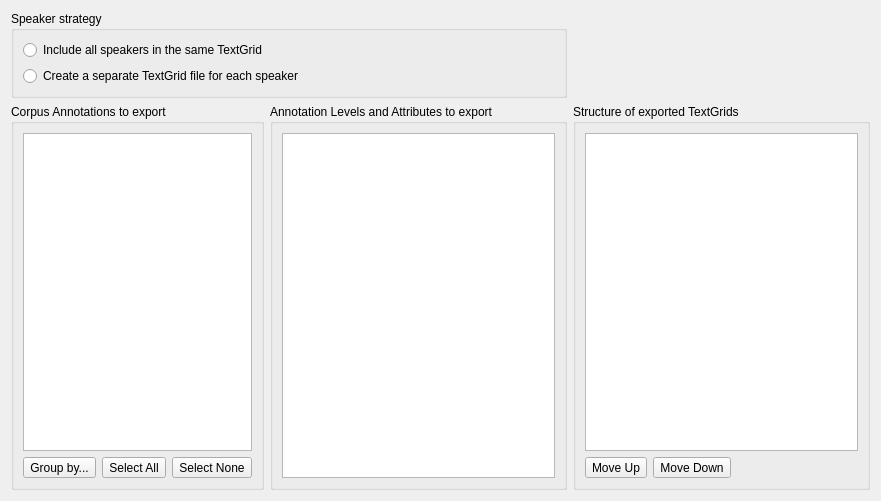
This is app/corpus/exportannotations/ExportAnnotationsWizardPraatPage.ui in praaline/Praaline as Qt 5 draws it before an edit. The edited form follows.
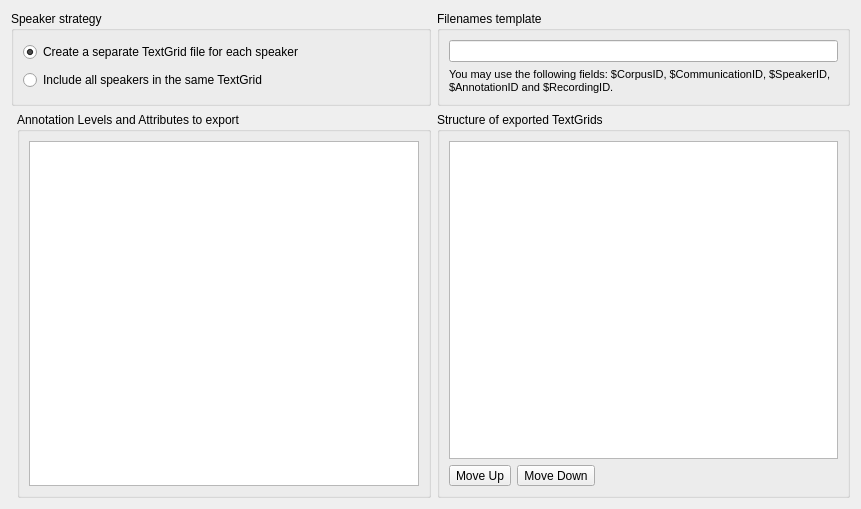
This is the edited form.

Commit message: Export annotations + corrections

Patch:
```diff
--- a/app/corpus/exportannotations/ExportAnnotationsWizardPraatPage.ui
+++ b/app/corpus/exportannotations/ExportAnnotationsWizardPraatPage.ui
@@ -6,13 +6,19 @@
    <rect>
     <x>0</x>
     <y>0</y>
-    <width>881</width>
-    <height>501</height>
+    <width>861</width>
+    <height>509</height>
    </rect>
   </property>
   <property name="windowTitle">
    <string>WizardPage</string>
   </property>
+  <property name="title">
+   <string>Export Annotations to Praat Textgrids</string>
+  </property>
+  <property name="subTitle">
+   <string>In this step you can define the structure of the exported TextGrids.</string>
+  </property>
   <layout class="QGridLayout" name="gridLayout_4">
    <item row="0" column="0" colspan="2">
     <widget class="QGroupBox" name="groupboxSpeakerStrategy">
@@ -20,50 +26,20 @@
       <string>Speaker strategy</string>
      </property>
      <layout class="QGridLayout" name="gridLayout">
-      <item row="0" column="0">
-       <widget class="QRadioButton" name="optionAllSpeakers">
-        <property name="text">
-         <string>Include all speakers in the same TextGrid</string>
-        </property>
-       </widget>
-      </item>
       <item row="1" column="0">
        <widget class="QRadioButton" name="optionOneSpeakerPerFile">
         <property name="text">
          <string>Create a separate TextGrid file for each speaker</string>
         </property>
-       </widget>
-      </item>
-     </layout>
-    </widget>
-   </item>
-   <item row="1" column="0">
-    <widget class="QGroupBox" name="groupboxAnnotations">
-     <property name="title">
-      <string>Corpus Annotations to export</string>
-     </property>
-     <layout class="QGridLayout" name="gridLayout_2">
-      <item row="0" column="0" colspan="3">
-       <widget class="QTreeView" name="treeviewAnnotations"/>
-      </item>
-      <item row="1" column="0">
-       <widget class="QToolButton" name="buttonGroupBy">
-        <property name="text">
-         <string>Group by...</string>
+        <property name="checked">
+         <bool>true</bool>
         </property>
        </widget>
       </item>
-      <item row="1" column="1">
-       <widget class="QToolButton" name="buttonSelectAll">
+      <item row="2" column="0">
+       <widget class="QRadioButton" name="optionAllSpeakers">
         <property name="text">
-         <string>Select All</string>
-        </property>
-       </widget>
-      </item>
-      <item row="1" column="2">
-       <widget class="QToolButton" name="buttonSelectNone">
-        <property name="text">
-         <string>Select None</string>
+         <string>Include all speakers in the same TextGrid</string>
         </property>
        </widget>
       </item>
@@ -121,6 +97,33 @@
      </layout>
     </widget>
    </item>
+   <item row="0" column="2">
+    <widget class="QGroupBox" name="groupBoxFilenameTemplate">
+     <property name="title">
+      <string>Filenames template</string>
+     </property>
+     <layout class="QGridLayout" name="gridLayout_2">
+      <item row="0" column="0">
+       <widget class="QLineEdit" name="editFilenameTemplate"/>
+      </item>
+      <item row="1" column="0">
+       <widget class="QLabel" name="labelFilenameTemplate">
+        <property name="font">
+         <font>
+          <pointsize>8</pointsize>
+         </font>
+        </property>
+        <property name="text">
+         <string>You may use the following fields: $CorpusID, $CommunicationID, $SpeakerID, $AnnotationID and $RecordingID.</string>
+        </property>
+        <property name="wordWrap">
+         <bool>true</bool>
+        </property>
+       </widget>
+      </item>
+     </layout>
+    </widget>
+   </item>
   </layout>
  </widget>
  <resources/>
```
Left out of the diff: 7 changed lines with no effect on the pictures. The commit also changes 20 other files.
